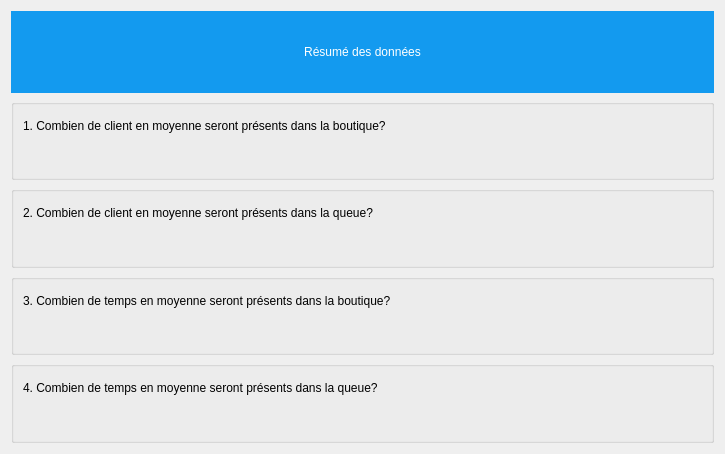
Old version of the form WaitingLine/dialogresume.ui in the repository AmaneMisora/Processus-Stochastique.
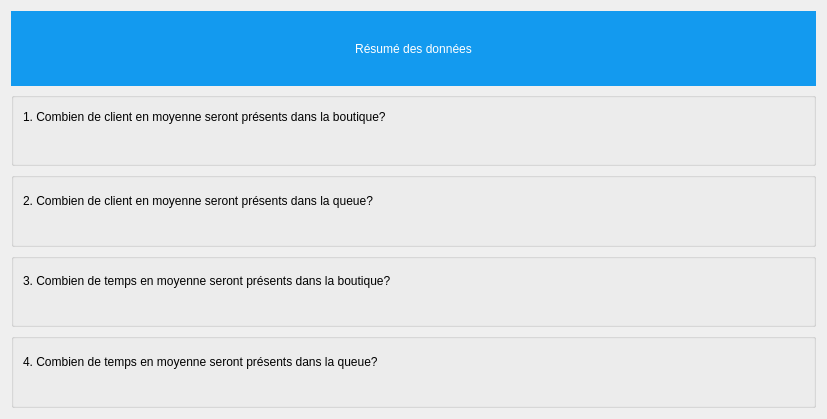
New version of the form.

What changed in the file:
```diff
--- a/WaitingLine/dialogresume.ui
+++ b/WaitingLine/dialogresume.ui
@@ -9,8 +9,8 @@
    <rect>
     <x>0</x>
     <y>0</y>
-    <width>725</width>
-    <height>454</height>
+    <width>827</width>
+    <height>419</height>
    </rect>
   </property>
   <property name="windowTitle">
@@ -43,6 +43,12 @@
    </item>
    <item row="1" column="0">
     <widget class="QGroupBox" name="groupBox">
+     <property name="sizePolicy">
+      <sizepolicy hsizetype="Preferred" vsizetype="Fixed">
+       <horstretch>0</horstretch>
+       <verstretch>0</verstretch>
+      </sizepolicy>
+     </property>
      <property name="title">
       <string/>
      </property>
@@ -111,6 +117,12 @@
       </item>
       <item row="1" column="0" colspan="2">
        <widget class="QLabel" name="label_q2_explain">
+        <property name="sizePolicy">
+         <sizepolicy hsizetype="Preferred" vsizetype="Fixed">
+          <horstretch>0</horstretch>
+          <verstretch>0</verstretch>
+         </sizepolicy>
+        </property>
         <property name="text">
          <string/>
         </property>
@@ -150,6 +162,12 @@
       </item>
       <item row="1" column="0" colspan="2">
        <widget class="QLabel" name="label_q3_explain">
+        <property name="sizePolicy">
+         <sizepolicy hsizetype="Preferred" vsizetype="Fixed">
+          <horstretch>0</horstretch>
+          <verstretch>0</verstretch>
+         </sizepolicy>
+        </property>
         <property name="text">
          <string/>
         </property>
@@ -189,6 +207,12 @@
       </item>
       <item row="1" column="0" colspan="2">
        <widget class="QLabel" name="label_q4_explain">
+        <property name="sizePolicy">
+         <sizepolicy hsizetype="Preferred" vsizetype="Fixed">
+          <horstretch>0</horstretch>
+          <verstretch>0</verstretch>
+         </sizepolicy>
+        </property>
         <property name="text">
          <string/>
         </property>
```
